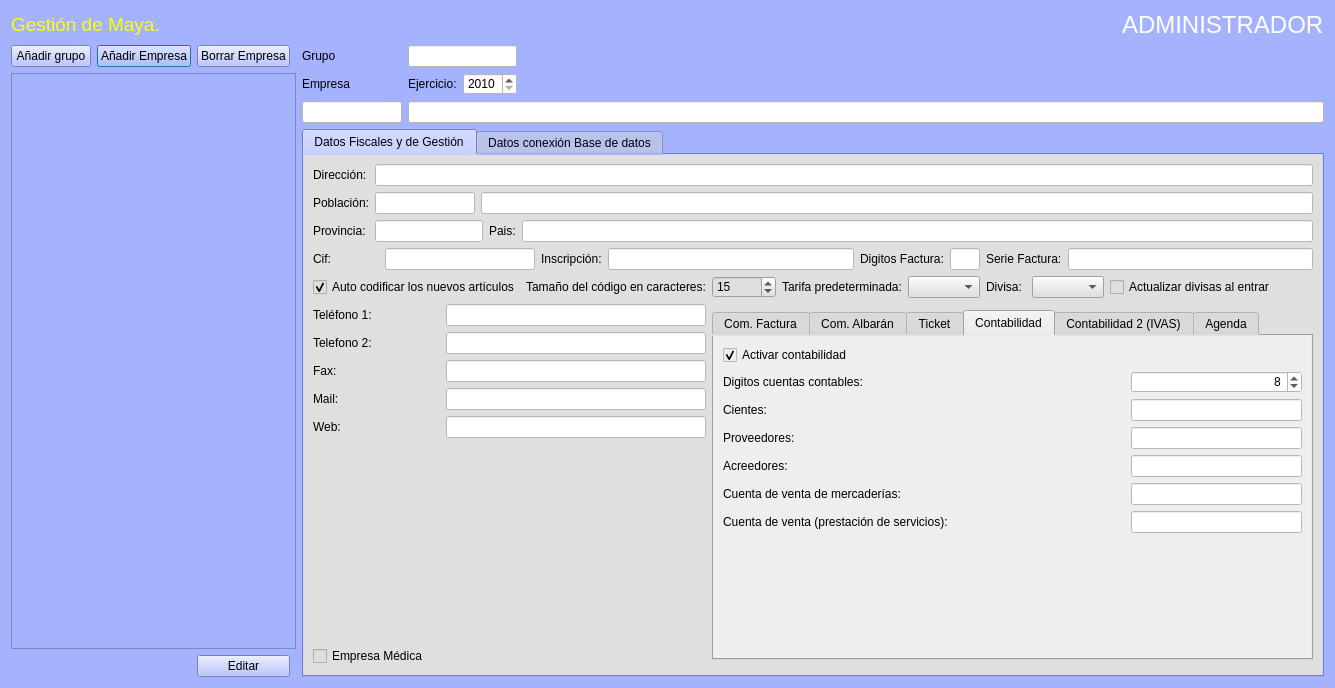
Old version of the form Zona_Administrador/frmempresas.ui in the repository arcnexus/RedFoX.
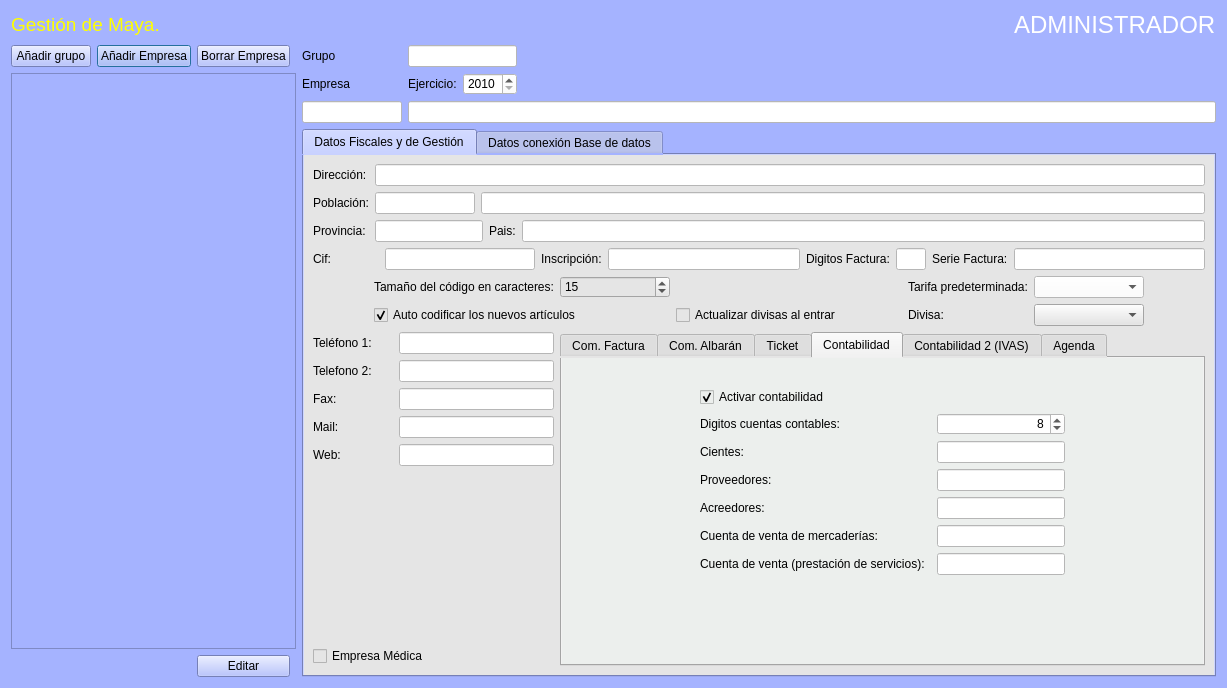
New version of the form. The open tabs and pages were chosen to show the change. Icons and pictures are not drawn. Custom widgets are drawn as their Qt base class.

```diff
--- a/Zona_Administrador/frmempresas.ui
+++ b/Zona_Administrador/frmempresas.ui
@@ -6,10 +6,16 @@
    <rect>
     <x>0</x>
     <y>0</y>
-    <width>1226</width>
+    <width>1227</width>
     <height>688</height>
    </rect>
   </property>
+  <property name="maximumSize">
+   <size>
+    <width>1300</width>
+    <height>16777215</height>
+   </size>
+  </property>
   <property name="windowTitle">
    <string>Gestión de empresas</string>
   </property>
@@ -72,22 +78,6 @@
        </property>
       </widget>
      </item>
-     <item>
-      <spacer name="horizontalSpacer_2">
-       <property name="orientation">
-        <enum>Qt::Horizontal</enum>
-       </property>
-       <property name="sizeType">
-        <enum>QSizePolicy::Minimum</enum>
-       </property>
-       <property name="sizeHint" stdset="0">
-        <size>
-         <width>40</width>
-         <height>20</height>
-        </size>
-       </property>
-      </spacer>
-     </item>
      <item>
       <widget class="QLabel" name="lbladmin">
        <property name="text">
@@ -248,252 +238,143 @@
          </property>
          <widget class="QWidget" name="tabWidgetPage1">
           <property name="styleSheet">
-           <string notr="true">background-color: rgb(223, 223, 223);</string>
+           <string notr="true">background-color: rgb(229, 229, 229);
+</string>
           </property>
           <attribute name="title">
            <string>Datos Fiscales y de Gestión</string>
           </attribute>
           <layout class="QGridLayout" name="gridLayout_12">
-           <item row="0" column="0" colspan="11">
-            <layout class="QGridLayout" name="gridLayout_8">
-             <item row="1" column="2" colspan="3">
-              <widget class="QLineEdit" name="txtpoblacion">
-               <property name="styleSheet">
-                <string notr="true">background-color: rgb(255, 255, 255);</string>
-               </property>
-              </widget>
-             </item>
-             <item row="2" column="3">
-              <widget class="QLabel" name="label_16">
-               <property name="text">
-                <string>Pais:</string>
-               </property>
-              </widget>
-             </item>
-             <item row="0" column="1" colspan="4">
-              <widget class="QLineEdit" name="txtdireccion1">
-               <property name="styleSheet">
-                <string notr="true">background-color: rgb(255, 255, 255);</string>
-               </property>
-              </widget>
-             </item>
-             <item row="1" column="1">
-              <widget class="QLineEdit" name="txtcp">
-               <property name="maximumSize">
-                <size>
-                 <width>100</width>
-                 <height>16777215</height>
-                </size>
-               </property>
-               <property name="styleSheet">
-                <string notr="true">background-color: rgb(255, 255, 255);</string>
-               </property>
-              </widget>
-             </item>
-             <item row="0" column="0">
-              <widget class="QLabel" name="label_13">
-               <property name="text">
-                <string>Dirección:</string>
-               </property>
-              </widget>
-             </item>
-             <item row="2" column="4">
-              <widget class="QLineEdit" name="txtpais">
-               <property name="styleSheet">
-                <string notr="true">background-color: rgb(255, 255, 255);</string>
-               </property>
-              </widget>
-             </item>
-             <item row="2" column="0">
-              <widget class="QLabel" name="label_15">
-               <property name="text">
-                <string>Provincia:</string>
-               </property>
-              </widget>
-             </item>
-             <item row="1" column="0">
-              <widget class="QLabel" name="label_14">
-               <property name="text">
-                <string>Población:</string>
-               </property>
-              </widget>
-             </item>
-             <item row="2" column="1" colspan="2">
-              <widget class="QLineEdit" name="txtprovincia">
-               <property name="styleSheet">
-                <string notr="true">background-color: rgb(255, 255, 255);</string>
-               </property>
-              </widget>
-             </item>
-            </layout>
-           </item>
-           <item row="2" column="0">
-            <widget class="QCheckBox" name="chkAutocodificiar">
+           <item row="2" column="1">
+            <widget class="QLabel" name="label_41">
+             <property name="sizePolicy">
+              <sizepolicy hsizetype="Preferred" vsizetype="Preferred">
+               <horstretch>0</horstretch>
+               <verstretch>0</verstretch>
+              </sizepolicy>
+             </property>
              <property name="text">
-              <string>Auto codificar los nuevos artículos</string>
+              <string>Tamaño del código en caracteres:</string>
              </property>
-             <property name="checked">
-              <bool>true</bool>
+            </widget>
+           </item>
+           <item row="2" column="2" colspan="2">
+            <widget class="QSpinBox" name="txttamano_codigoart">
+             <property name="value">
+              <number>15</number>
              </property>
             </widget>
            </item>
-           <item row="1" column="0" colspan="11">
-            <layout class="QHBoxLayout" name="horizontalLayout">
-             <item>
-              <widget class="QLabel" name="label_22">
-               <property name="minimumSize">
-                <size>
-                 <width>66</width>
-                 <height>0</height>
-                </size>
-               </property>
-               <property name="text">
-                <string>Cif:</string>
-               </property>
-              </widget>
-             </item>
-             <item>
-              <widget class="QLineEdit" name="txtcif">
-               <property name="maximumSize">
-                <size>
-                 <width>150</width>
-                 <height>16777215</height>
-                </size>
-               </property>
-               <property name="styleSheet">
-                <string notr="true">background-color: rgb(255, 255, 255);</string>
-               </property>
-              </widget>
-             </item>
-             <item>
-              <widget class="QLabel" name="label_23">
-               <property name="text">
-                <string>Inscripción:</string>
-               </property>
-              </widget>
-             </item>
-             <item>
-              <widget class="QLineEdit" name="txtcInscripcion">
-               <property name="styleSheet">
-                <string notr="true">background-color: rgb(255, 255, 255);</string>
-               </property>
-              </widget>
-             </item>
-             <item>
-              <widget class="QLabel" name="label_25">
-               <property name="text">
-                <string>Digitos Factura:</string>
-               </property>
-              </widget>
-             </item>
-             <item>
-              <widget class="QLineEdit" name="txtndigitos_factura">
-               <property name="maximumSize">
-                <size>
-                 <width>30</width>
-                 <height>16777215</height>
-                </size>
-               </property>
-               <property name="styleSheet">
-                <string notr="true">background-color: rgb(255, 255, 255);</string>
-               </property>
-              </widget>
-             </item>
-             <item>
-              <widget class="QLabel" name="label_26">
-               <property name="text">
-                <string>Serie Factura:</string>
-               </property>
-              </widget>
-             </item>
-             <item>
-              <widget class="QLineEdit" name="txtserieFactura">
-               <property name="styleSheet">
-                <string notr="true">background-color: rgb(255, 255, 255);</string>
-               </property>
-              </widget>
-             </item>
-            </layout>
-           </item>
-           <item row="2" column="6">
-            <widget class="QComboBox" name="cboTarifa"/>
-           </item>
-           <item row="3" column="0" colspan="2">
+           <item row="4" column="0" colspan="2">
             <layout class="QGridLayout" name="gridLayout_7">
-             <item row="4" column="1" colspan="2">
-              <widget class="QLineEdit" name="txtweb">
-               <property name="styleSheet">
-                <string notr="true">background-color: rgb(255, 255, 255);</string>
-               </property>
-               <property name="text">
-                <string/>
-               </property>
-              </widget>
-             </item>
-             <item row="2" column="0">
+             <item row="3" column="0">
               <widget class="QLabel" name="label_19">
+               <property name="minimumSize">
+                <size>
+                 <width>80</width>
+                 <height>0</height>
+                </size>
+               </property>
                <property name="text">
                 <string>Fax:</string>
                </property>
               </widget>
              </item>
-             <item row="4" column="0">
+             <item row="5" column="0">
               <widget class="QLabel" name="label_21">
+               <property name="minimumSize">
+                <size>
+                 <width>80</width>
+                 <height>0</height>
+                </size>
+               </property>
                <property name="text">
                 <string>Web:</string>
                </property>
               </widget>
              </item>
              <item row="3" column="1" colspan="2">
+              <widget class="QLineEdit" name="txtfax">
+               <property name="minimumSize">
+                <size>
+                 <width>100</width>
+                 <height>0</height>
+                </size>
+               </property>
+               <property name="styleSheet">
+                <string notr="true">background-color: rgb(255, 255, 255);</string>
+               </property>
+              </widget>
+             </item>
+             <item row="4" column="1" colspan="2">
               <widget class="QLineEdit" name="txtcMail">
+               <property name="minimumSize">
+                <size>
+                 <width>100</width>
+                 <height>0</height>
+                </size>
+               </property>
                <property name="styleSheet">
                 <string notr="true">background-color: rgb(255, 255, 255);</string>
                </property>
               </widget>
              </item>
+             <item row="5" column="1" colspan="2">
+              <widget class="QLineEdit" name="txtweb">
+               <property name="minimumSize">
+                <size>
+                 <width>100</width>
+                 <height>0</height>
+                </size>
+               </property>
+               <property name="styleSheet">
+                <string notr="true">background-color: rgb(255, 255, 255);</string>
+               </property>
+               <property name="text">
+                <string/>
+               </property>
+              </widget>
+             </item>
              <item row="1" column="1" colspan="2">
-              <widget class="QLineEdit" name="txttelefono2">
-               <property name="styleSheet">
-                <string notr="true">background-color: rgb(255, 255, 255);</string>
-               </property>
-              </widget>
-             </item>
-             <item row="2" column="1" colspan="2">
-              <widget class="QLineEdit" name="txtfax">
-               <property name="styleSheet">
-                <string notr="true">background-color: rgb(255, 255, 255);</string>
-               </property>
-              </widget>
-             </item>
-             <item row="1" column="0">
-              <widget class="QLabel" name="label_18">
-               <property name="text">
-                <string>Telefono 2:</string>
-               </property>
-              </widget>
-             </item>
-             <item row="0" column="1" colspan="2">
               <widget class="QLineEdit" name="txttelefono1">
+               <property name="minimumSize">
+                <size>
+                 <width>100</width>
+                 <height>0</height>
+                </size>
+               </property>
                <property name="styleSheet">
                 <string notr="true">background-color: rgb(255, 255, 255);</string>
                </property>
               </widget>
              </item>
-             <item row="3" column="0">
+             <item row="4" column="0">
               <widget class="QLabel" name="label_20">
+               <property name="minimumSize">
+                <size>
+                 <width>80</width>
+                 <height>0</height>
+                </size>
+               </property>
                <property name="text">
                 <string>Mail:</string>
                </property>
               </widget>
              </item>
-             <item row="0" column="0">
+             <item row="1" column="0">
               <widget class="QLabel" name="label_17">
+               <property name="minimumSize">
+                <size>
+                 <width>80</width>
+                 <height>0</height>
+                </size>
+               </property>
                <property name="text">
                 <string>Teléfono 1:</string>
                </property>
               </widget>
              </item>
-             <item row="5" column="1">
+             <item row="6" column="1">
               <spacer name="verticalSpacer_3">
                <property name="orientation">
                 <enum>Qt::Vertical</enum>
@@ -506,7 +387,33 @@
                </property>
               </spacer>
              </item>
-             <item row="6" column="0">
+             <item row="2" column="0">
+              <widget class="QLabel" name="label_18">
+               <property name="minimumSize">
+                <size>
+                 <width>80</width>
+                 <height>0</height>
+                </size>
+               </property>
+               <property name="text">
+                <string>Telefono 2:</string>
+               </property>
+              </widget>
+             </item>
+             <item row="2" column="1" colspan="2">
+              <widget class="QLineEdit" name="txttelefono2">
+               <property name="minimumSize">
+                <size>
+                 <width>100</width>
+                 <height>0</height>
+                </size>
+               </property>
+               <property name="styleSheet">
+                <string notr="true">background-color: rgb(255, 255, 255);</string>
+               </property>
+              </widget>
+             </item>
+             <item row="7" column="0" colspan="3">
               <widget class="QCheckBox" name="chkMedica">
                <property name="text">
                 <string>Empresa Médica</string>
@@ -515,7 +422,100 @@
              </item>
             </layout>
            </item>
-           <item row="3" column="2" colspan="9">
+           <item row="0" column="0" colspan="10">
+            <layout class="QGridLayout" name="gridLayout_8">
+             <item row="1" column="2" colspan="3">
+              <widget class="QLineEdit" name="txtpoblacion">
+               <property name="styleSheet">
+                <string notr="true">background-color: rgb(255, 255, 255);</string>
+               </property>
+              </widget>
+             </item>
+             <item row="2" column="3">
+              <widget class="QLabel" name="label_16">
+               <property name="text">
+                <string>Pais:</string>
+               </property>
+              </widget>
+             </item>
+             <item row="0" column="1" colspan="4">
+              <widget class="QLineEdit" name="txtdireccion1">
+               <property name="styleSheet">
+                <string notr="true">background-color: rgb(255, 255, 255);</string>
+               </property>
+              </widget>
+             </item>
+             <item row="1" column="1">
+              <widget class="QLineEdit" name="txtcp">
+               <property name="maximumSize">
+                <size>
+                 <width>100</width>
+                 <height>16777215</height>
+                </size>
+               </property>
+               <property name="styleSheet">
+                <string notr="true">background-color: rgb(255, 255, 255);</string>
+               </property>
+              </widget>
+             </item>
+             <item row="0" column="0">
+              <widget class="QLabel" name="label_13">
+               <property name="text">
+                <string>Dirección:</string>
+               </property>
+              </widget>
+             </item>
+             <item row="2" column="4">
+              <widget class="QLineEdit" name="txtpais">
+               <property name="styleSheet">
+                <string notr="true">background-color: rgb(255, 255, 255);</string>
+               </property>
+              </widget>
+             </item>
+             <item row="2" column="0">
+              <widget class="QLabel" name="label_15">
+               <property name="text">
+                <string>Provincia:</string>
+               </property>
+              </widget>
+             </item>
+             <item row="1" column="0">
+              <widget class="QLabel" name="label_14">
+               <property name="text">
+                <string>Población:</string>
+               </property>
+              </widget>
+             </item>
+             <item row="2" column="1" colspan="2">
+              <widget class="QLineEdit" name="txtprovincia">
+               <property name="styleSheet">
+                <string notr="true">background-color: rgb(255, 255, 255);</string>
+               </property>
+              </widget>
+             </item>
+            </layout>
+           </item>
+           <item row="3" column="1" colspan="3">
+            <widget class="QCheckBox" name="chkAutocodificiar">
+             <property name="text">
+              <string>Auto codificar los nuevos artículos</string>
+             </property>
+             <property name="checked">
+              <bool>true</bool>
+             </property>
+            </widget>
+           </item>
+           <item row="3" column="7" colspan="2">
+            <widget class="QComboBox" name="cboDivisas"/>
+           </item>
+           <item row="3" column="6">
+            <widget class="QLabel" name="label_42">
+             <property name="text">
+              <string>Divisa: </string>
+             </property>
+            </widget>
+           </item>
+           <item row="4" column="2" colspan="8">
             <widget class="QTabWidget" name="tabWidget_2">
              <property name="minimumSize">
               <size>
@@ -615,79 +615,67 @@
                <string>Contabilidad</string>
               </attribute>
               <layout class="QGridLayout" name="gridLayout_14">
-               <item row="1" column="0" colspan="2">
-                <widget class="QLabel" name="label_30">
-                 <property name="text">
-                  <string>Digitos cuentas contables:</string>
+               <item row="4" column="4">
+                <spacer name="horizontalSpacer_2">
+                 <property name="orientation">
+                  <enum>Qt::Horizontal</enum>
                  </property>
-                </widget>
-               </item>
-               <item row="2" column="0">
-                <widget class="QLabel" name="label_27">
-                 <property name="text">
-                  <string>Cientes:</string>
+                 <property name="sizeHint" stdset="0">
+                  <size>
+                   <width>40</width>
+                   <height>20</height>
+                  </size>
                  </property>
-                </widget>
+                </spacer>
                </item>
                <item row="3" column="0">
+                <spacer name="horizontalSpacer_3">
+                 <property name="orientation">
+                  <enum>Qt::Horizontal</enum>
+                 </property>
+                 <property name="sizeHint" stdset="0">
+                  <size>
+                   <width>40</width>
+                   <height>20</height>
+                  </size>
+                 </property>
+                </spacer>
+               </item>
+               <item row="4" column="1">
                 <widget class="QLabel" name="label_28">
                  <property name="text">
                   <string>Proveedores:</string>
                  </property>
                 </widget>
                </item>
-               <item row="4" column="0">
-                <widget class="QLabel" name="label_29">
+               <item row="3" column="1">
+                <widget class="QLabel" name="label_27">
                  <property name="text">
-                  <string>Acreedores:</string>
+                  <string>Cientes:</string>
                  </property>
                 </widget>
                </item>
-               <item row="0" column="0">
-                <widget class="QCheckBox" name="chkContabilidad">
-                 <property name="text">
-                  <string>Activar contabilidad</string>
-                 </property>
-                 <property name="checked">
-                  <bool>true</bool>
-                 </property>
-                </widget>
-               </item>
-               <item row="0" column="1">
-                <spacer name="horizontalSpacer_8">
+               <item row="8" column="1" colspan="3">
+                <spacer name="verticalSpacer_2">
                  <property name="orientation">
-                  <enum>Qt::Horizontal</enum>
+                  <enum>Qt::Vertical</enum>
                  </property>
                  <property name="sizeHint" stdset="0">
                   <size>
-                   <width>40</width>
-                   <height>20</height>
+                   <width>20</width>
+                   <height>40</height>
                   </size>
                  </property>
                 </spacer>
                </item>
-               <item row="2" column="2">
+               <item row="3" column="3">
                 <widget class="QLineEdit" name="txtcuentaCliente">
                  <property name="styleSheet">
                   <string notr="true">background-color: rgb(255, 255, 255);</string>
                  </property>
                 </widget>
                </item>
-               <item row="3" column="2">
-                <widget class="QLineEdit" name="txtcuenta_proveedores">
-                 <property name="styleSheet">
-                  <string notr="true">background-color: rgb(255, 255, 255);</string>
-                 </property>
-                </widget>
-               </item>
-               <item row="4" column="2">
-                <widget class="QLineEdit" name="txtcuenta_acreedores">
-                 <property name="styleSheet">
-                  <string notr="true">background-color: rgb(255, 255, 255);</string>
-                 </property>
-                </widget>
-               </item>
-               <item row="1" column="2">
+               <item row="2" column="3">
                 <widget class="QSpinBox" name="txtdigitos_cuentas">
                  <property name="styleSheet">
                   <string notr="true">background-color: rgb(255, 255, 255);</string>
@@ -703,47 +691,85 @@
                  </property>
                 </widget>
                </item>
-               <item row="5" column="0">
+               <item row="6" column="1">
                 <widget class="QLabel" name="label_12">
                  <property name="text">
                   <string>Cuenta de venta de mercaderías:</string>
                  </property>
                 </widget>
                </item>
-               <item row="6" column="0">
+               <item row="7" column="1">
                 <widget class="QLabel" name="label_37">
                  <property name="text">
                   <string>Cuenta de venta (prestación de servicios):</string>
                  </property>
                 </widget>
                </item>
-               <item row="5" column="2">
+               <item row="6" column="3">
                 <widget class="QLineEdit" name="txtCuenta_venta_mercaderias">
                  <property name="styleSheet">
                   <string notr="true">background-color: rgb(255, 255, 255);</string>
                  </property>
                 </widget>
                </item>
-               <item row="7" column="0">
-                <spacer name="verticalSpacer_2">
-                 <property name="orientation">
-                  <enum>Qt::Vertical</enum>
-                 </property>
-                 <property name="sizeHint" stdset="0">
-                  <size>
-                   <width>20</width>
-                   <height>40</height>
-                  </size>
-                 </property>
-                </spacer>
-               </item>
-               <item row="6" column="2">
+               <item row="7" column="3">
                 <widget class="QLineEdit" name="txtCuenta_venta_servicios">
                  <property name="styleSheet">
                   <string notr="true">background-color: rgb(255, 255, 255);</string>
                  </property>
                 </widget>
                </item>
+               <item row="4" column="3">
+                <widget class="QLineEdit" name="txtcuenta_proveedores">
+                 <property name="styleSheet">
+                  <string notr="true">background-color: rgb(255, 255, 255);</string>
+                 </property>
+                </widget>
+               </item>
+               <item row="5" column="3">
+                <widget class="QLineEdit" name="txtcuenta_acreedores">
+                 <property name="styleSheet">
+                  <string notr="true">background-color: rgb(255, 255, 255);</string>
+                 </property>
+                </widget>
+               </item>
+               <item row="2" column="1" colspan="2">
+                <widget class="QLabel" name="label_30">
+                 <property name="text">
+                  <string>Digitos cuentas contables:</string>
+                 </property>
+                </widget>
+               </item>
+               <item row="5" column="1">
+                <widget class="QLabel" name="label_29">
+                 <property name="text">
+                  <string>Acreedores:</string>
+                 </property>
+                </widget>
+               </item>
+               <item row="1" column="1">
+                <widget class="QCheckBox" name="chkContabilidad">
+                 <property name="text">
+                  <string>Activar contabilidad</string>
+                 </property>
+                 <property name="checked">
+                  <bool>true</bool>
+                 </property>
+                </widget>
+               </item>
+               <item row="0" column="1">
+                <spacer name="horizontalSpacer_7">
+                 <property name="orientation">
+                  <enum>Qt::Horizontal</enum>
+                 </property>
+                 <property name="sizeHint" stdset="0">
+                  <size>
+                   <width>40</width>
+                   <height>20</height>
+                  </size>
+                 </property>
+                </spacer>
+               </item>
               </layout>
              </widget>
              <widget class="QWidget" name="tab_5">
@@ -1180,50 +1206,105 @@
              </widget>
             </widget>
            </item>
-           <item row="2" column="9">
-            <widget class="QCheckBox" name="chk_upate_divisas">
-             <property name="text">
-              <string>Actualizar divisas al entrar</string>
-             </property>
-            </widget>
+           <item row="1" column="0" colspan="10">
+            <layout class="QHBoxLayout" name="horizontalLayout">
+             <item>
+              <widget class="QLabel" name="label_22">
+               <property name="minimumSize">
+                <size>
+                 <width>66</width>
+                 <height>0</height>
+                </size>
+               </property>
+               <property name="text">
+                <string>Cif:</string>
+               </property>
+              </widget>
+             </item>
+             <item>
+              <widget class="QLineEdit" name="txtcif">
+               <property name="maximumSize">
+                <size>
+                 <width>150</width>
+                 <height>16777215</height>
+                </size>
+               </property>
+               <property name="styleSheet">
+                <string notr="true">background-color: rgb(255, 255, 255);</string>
+               </property>
+              </widget>
+             </item>
+             <item>
+              <widget class="QLabel" name="label_23">
+               <property name="text">
+                <string>Inscripción:</string>
+               </property>
+              </widget>
+             </item>
+             <item>
+              <widget class="QLineEdit" name="txtcInscripcion">
+               <property name="styleSheet">
+                <string notr="true">background-color: rgb(255, 255, 255);</string>
+               </property>
+              </widget>
+             </item>
+             <item>
+              <widget class="QLabel" name="label_25">
+               <property name="text">
+                <string>Digitos Factura:</string>
+               </property>
+              </widget>
+             </item>
+             <item>
+              <widget class="QLineEdit" name="txtndigitos_factura">
+               <property name="maximumSize">
+                <size>
+                 <width>30</width>
+                 <height>16777215</height>
+                </size>
+               </property>
+               <property name="styleSheet">
+                <string notr="true">background-color: rgb(255, 255, 255);</string>
+               </property>
+              </widget>
+             </item>
+             <item>
+              <widget class="QLabel" name="label_26">
+               <property name="text">
+                <string>Serie Factura:</string>
+               </property>
+              </widget>
+             </item>
+             <item>
+              <widget class="QLineEdit" name="txtserieFactura">
+               <property name="styleSheet">
+                <string notr="true">background-color: rgb(255, 255, 255);</string>
+               </property>
+              </widget>
+             </item>
+            </layout>
            </item>
-           <item row="2" column="7">
-            <widget class="QLabel" name="label_42">
-             <property name="text">
-              <string>Divisa: </string>
-             </property>
-            </widget>
-           </item>
-           <item row="2" column="8">
-            <widget class="QComboBox" name="cboDivisas"/>
-           </item>
-           <item row="2" column="1">
-            <widget class="QLabel" name="label_41">
-             <property name="sizePolicy">
-              <sizepolicy hsizetype="Preferred" vsizetype="Preferred">
-               <horstretch>0</horstretch>
-               <verstretch>0</verstretch>
-              </sizepolicy>
-             </property>
-             <property name="text">
-              <string>Tamaño del código en caracteres:</string>
-             </property>
-            </widget>
-           </item>
-           <item row="2" column="2" colspan="2">
-            <widget class="QSpinBox" name="txttamano_codigoart">
-             <property name="value">
-              <number>15</number>
-             </property>
-            </widget>
-           </item>
-           <item row="2" column="4" colspan="2">
+           <item row="2" column="6">
             <widget class="QLabel" name="label_58">
              <property name="text">
               <string>Tarifa predeterminada:</string>
              </property>
             </widget>
            </item>
+           <item row="3" column="4">
+            <widget class="QCheckBox" name="chk_upate_divisas">
+             <property name="text">
+              <string>Actualizar divisas al entrar</string>
+             </property>
+            </widget>
+           </item>
+           <item row="2" column="7" colspan="2">
+            <widget class="QComboBox" name="cboTarifa">
+             <property name="styleSheet">
+              <string notr="true">background-color: rgb(255, 255, 255);</string>
+             </property>
+            </widget>
+           </item>
           </layout>
          </widget>
          <widget class="QWidget" name="tabWidgetPage2">
```
Left out of the diff: 207 changed lines with no effect on the pictures.
